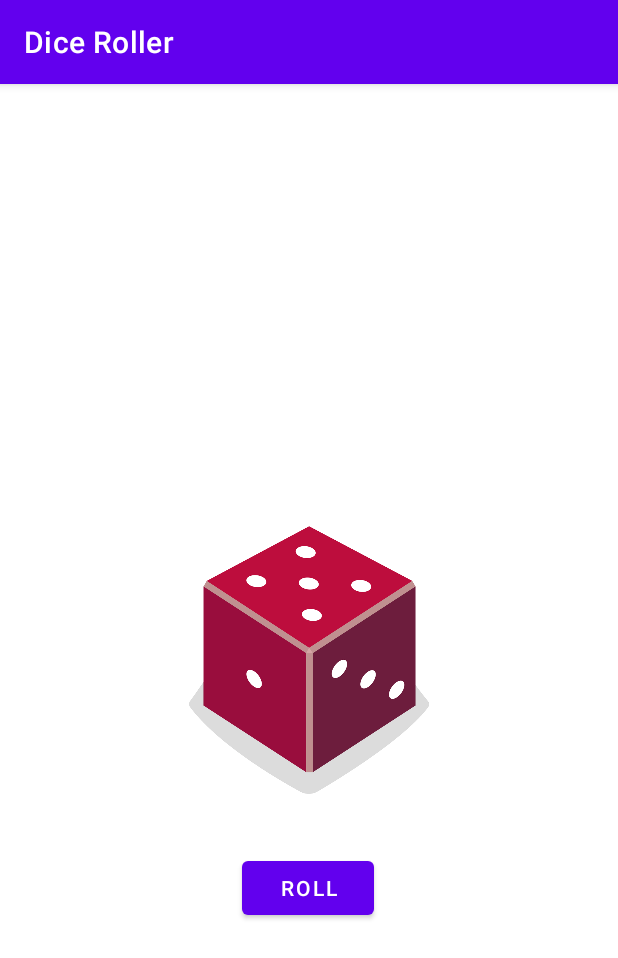
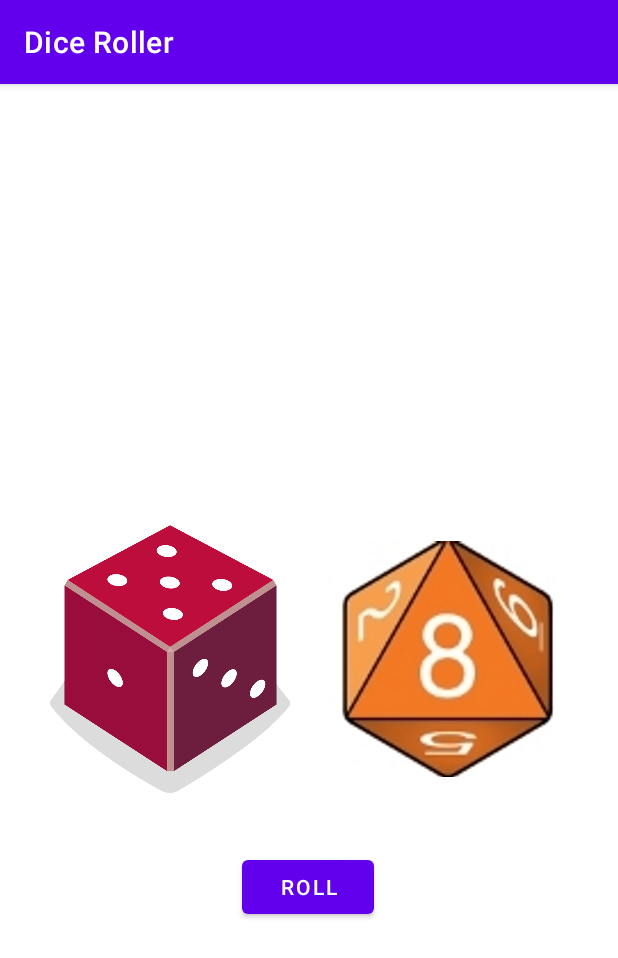
Before and after one commit to Chroniustain/Kotlin_AndroidStudio_Basics_DiceRollerApp, an Android app: the screen it shows after launch (MainActivity), after a tap on "ROLL", on a phone screen of 412 x 824 dp. Shown: the top 958 px of the screen. Run offline under Robolectric (Android 15) with nearby library versions, the phone set to English and light mode, and no system bars.

Commit message:
"Add new dice images and new code for a second 8 side dice on screen"

```diff
--- a/app/src/main/java/com/example/diceroller/MainActivity.kt
+++ b/app/src/main/java/com/example/diceroller/MainActivity.kt
@@ -14,12 +14,14 @@ class MainActivity : AppCompatActivity() {
 
         val rollButton: Button = findViewById(R.id.button)
         rollButton.setOnClickListener {
-            Toast.makeText(this, "Good Luck! Dice Rolled!", Toast.LENGTH_SHORT).show()
+            Toast.makeText(this, "Good Luck! Dices Rolled!", Toast.LENGTH_SHORT).show()
             rollDice()
+            rollDice2()
         }
 
         // Do a dice roll when the app starts
         rollDice()
+        rollDice2()
     }
 
     /** This function will set the number of sides on our dice and when roll will be excecuted will show
@@ -46,6 +48,27 @@ class MainActivity : AppCompatActivity() {
         // Update the content description
         diceImage.contentDescription = diceRoll.toString()
     }
+
+    private fun rollDice2() {
+        val dice2 = Dice(8)
+        val diceRoll2 = dice2.roll()
+        val diceImage: ImageView = findViewById(R.id.imageView2)
+
+        val drawableResourse = when (diceRoll2) {
+            1 -> R.drawable._8side_dice__side1
+            2 -> R.drawable._8side_dice__side2
+            3 -> R.drawable._8side_dice__side3
+            4 -> R.drawable._8side_dice__side4
+            5 -> R.drawable._8side_dice__side5
+            6 -> R.drawable._8side_dice__side6
+            7 -> R.drawable._8side_dice__side7
+            else -> R.drawable._8side_dice__side8
+        }
+
+        diceImage.setImageResource(drawableResourse)
+
+        diceImage.contentDescription = diceRoll2.toString()
+    }
 }
 
 /** This is our class-blueprint of our 1st dice **/
--- a/app/src/main/res/layout/activity_main.xml
+++ b/app/src/main/res/layout/activity_main.xml
@@ -26,8 +26,23 @@
         android:contentDescription="@string/diceimage_contentdescription_diceroll_tostring_text"
         app:layout_constraintBottom_toBottomOf="parent"
         app:layout_constraintEnd_toEndOf="parent"
+        app:layout_constraintHorizontal_bias="0.131"
         app:layout_constraintStart_toStartOf="parent"
         app:layout_constraintTop_toTopOf="parent"
-        tools:srcCompat="@drawable/dice_1" />
+        app:layout_constraintVertical_bias="0.499"
+        tools:srcCompat="@drawable/dice_6" />
+
+    <ImageView
+        android:id="@+id/imageView2"
+        android:layout_width="160dp"
+        android:layout_height="200dp"
+        android:contentDescription="@string/diceimage_contentdescription_diceroll_tostring_text"
+        app:layout_constraintBottom_toBottomOf="parent"
+        app:layout_constraintEnd_toEndOf="parent"
+        app:layout_constraintHorizontal_bias="0.86"
+        app:layout_constraintStart_toStartOf="parent"
+        app:layout_constraintTop_toTopOf="parent"
+        app:layout_constraintVertical_bias="0.499"
+        app:srcCompat="@drawable/_8side_dice__side8" />
 
 </androidx.constraintlayout.widget.ConstraintLayout>
```
Also changed, not shown: app/src/main/res/drawable/_8side_dice__side1.png (added), app/src/main/res/drawable/_8side_dice__side2.png (added), app/src/main/res/drawable/_8side_dice__side3.png (added), app/src/main/res/drawable/_8side_dice__side4.png (added), app/src/main/res/drawable/_8side_dice__side5.png (added), app/src/main/res/drawable/_8side_dice__side6.png (added), app/src/main/res/drawable/_8side_dice__side7.png (added), app/src/main/res/drawable/_8side_dice__side8.png (added).
